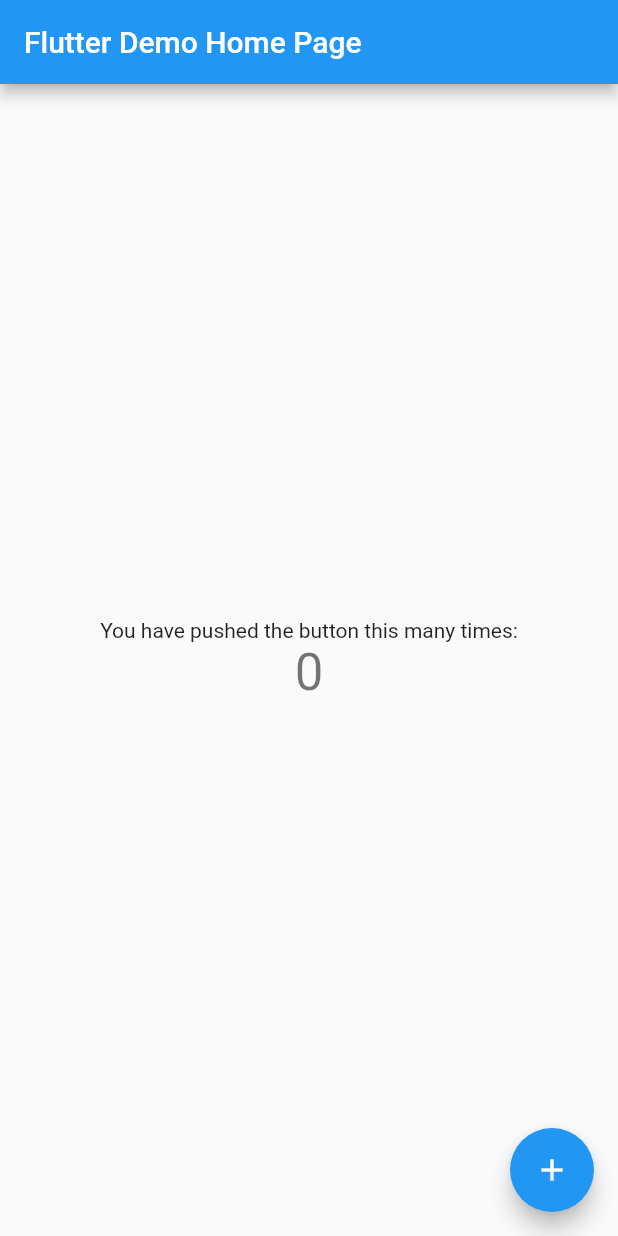
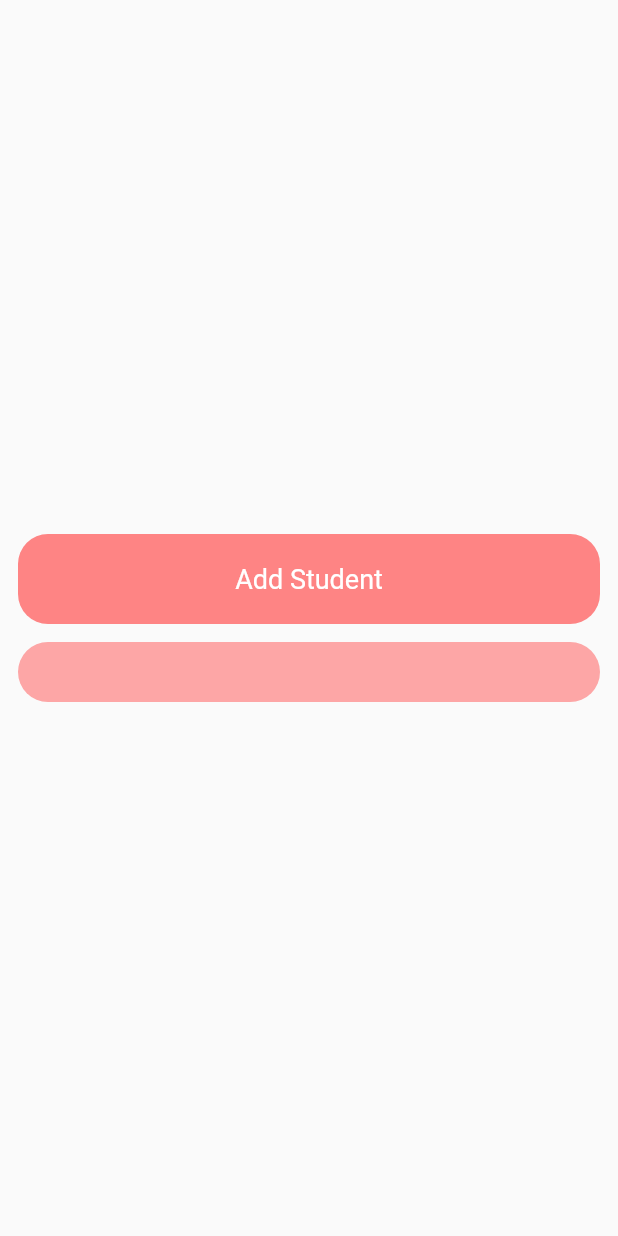
Before and after one commit to milonsheikh88/flutter_dependency_management_with_getx, a Flutter app: the screen it shows after launch, on a phone screen of 412 x 824 dp. Run offline on Flutter 3.47's test engine with Material 2 defaults, Android fonts, the phone set to English and light mode, and no system bars; our stand-ins replace get, shared_preferences.

Commit message:
Dependency Injection with put and find method.

```diff
--- /dev/null
+++ b/lib/controllers/home_controller.dart
@@ -0,0 +1,41 @@
+import 'dart:convert';
+
+import 'package:flutter_dependency_management_with_getx/controllers/shared_preference.dart';
+import 'package:get/get.dart';
+import '../models/student_model.dart';
+
+class HomeController extends GetxController {
+  var student =  StudentModel.empty().obs;
+  SharedPreference sharedPreference=Get.put(SharedPreference());
+
+  void addStudent()async{
+    var result = await addData(StudentModel(name: "Student 1 ${DateTime.now().toString()}", roll: 1));
+    if(!result){
+      return;
+    }
+    getStudent();
+  }
+
+  Future<bool> addData(StudentModel student)async{
+    return sharedPreference.add(jsonEncode(student.toJson())).then((value) => value).catchError((e)=> false);
+  }
+
+  void getStudent()async {
+    student.value = await getData();
+  }
+
+  Future<StudentModel> getData()async {
+    return sharedPreference.get().then((data){
+      if(data != null){
+        var decoded = jsonDecode(data);
+        return StudentModel.fromJson(decoded);
+      }
+      else {
+        return StudentModel.empty();
+      }
+    }).catchError((e)=>
+        StudentModel.empty()
+    );
+  }
+
+}
--- /dev/null
+++ b/lib/controllers/shared_preference.dart
@@ -0,0 +1,13 @@
+import 'package:shared_preferences/shared_preferences.dart';
+
+class SharedPreference{
+  Future<bool> add(dynamic data)async{
+    final prefs = await SharedPreferences.getInstance();
+    return await prefs.setString('student',data);
+  }
+
+  Future<dynamic> get()async {
+    final prefs = await SharedPreferences.getInstance();
+    return prefs.getString('student');
+  }
+}
--- a/lib/main.dart
+++ b/lib/main.dart
@@ -1,4 +1,5 @@
 import 'package:flutter/material.dart';
+import 'package:flutter_dependency_management_with_getx/views/home_page.dart';
 
 void main() {
   runApp(const MyApp());
@@ -11,105 +12,11 @@
   @override
   Widget build(BuildContext context) {
     return MaterialApp(
-      title: 'Flutter Demo',
+      title: 'Flutter Dependency Management With GetX',
       theme: ThemeData(
-        // This is the theme of your application.
-        //
-        // Try running your application with "flutter run". You'll see the
-        // application has a blue toolbar. Then, without quitting the app, try
-        // changing the primarySwatch below to Colors.green and then invoke
-        // "hot reload" (press "r" in the console where you ran "flutter run",
-        // or simply save your changes to "hot reload" in a Flutter IDE).
-        // Notice that the counter didn't reset back to zero; the application
-        // is not restarted.
         primarySwatch: Colors.blue,
       ),
-      home: const MyHomePage(title: 'Flutter Demo Home Page'),
+      home: HomePage(),
     );
   }
 }
-
-class MyHomePage extends StatefulWidget {
-  const MyHomePage({super.key, required this.title});
-
-  // This widget is the home page of your application. It is stateful, meaning
-  // that it has a State object (defined below) that contains fields that affect
-  // how it looks.
-
-  // This class is the configuration for the state. It holds the values (in this
-  // case the title) provided by the parent (in this case the App widget) and
-  // used by the build method of the State. Fields in a Widget subclass are
-  // always marked "final".
-
-  final String title;
-
-  @override
-  State<MyHomePage> createState() => _MyHomePageState();
-}
-
-class _MyHomePageState extends State<MyHomePage> {
-  int _counter = 0;
-
-  void _incrementCounter() {
-    setState(() {
-      // This call to setState tells the Flutter framework that something has
-      // changed in this State, which causes it to rerun the build method below
-      // so that the display can reflect the updated values. If we changed
-      // _counter without calling setState(), then the build method would not be
-      // called again, and so nothing would appear to happen.
-      _counter++;
-    });
-  }
-
-  @override
-  Widget build(BuildContext context) {
-    // This method is rerun every time setState is called, for instance as done
-    // by the _incrementCounter method above.
-    //
-    // The Flutter framework has been optimized to make rerunning build methods
-    // fast, so that you can just rebuild anything that needs updating rather
-    // than having to individually change instances of widgets.
-    return Scaffold(
-      appBar: AppBar(
-        // Here we take the value from the MyHomePage object that was created by
-        // the App.build method, and use it to set our appbar title.
-        title: Text(widget.title),
-      ),
-      body: Center(
-        // Center is a layout widget. It takes a single child and positions it
-        // in the middle of the parent.
-        child: Column(
-          // Column is also a layout widget. It takes a list of children and
-          // arranges them vertically. By default, it sizes itself to fit its
-          // children horizontally, and tries to be as tall as its parent.
-          //
-          // Invoke "debug painting" (press "p" in the console, choose the
-          // "Toggle Debug Paint" action from the Flutter Inspector in Android
-          // Studio, or the "Toggle Debug Paint" command in Visual Studio Code)
-          // to see the wireframe for each widget.
-          //
-          // Column has various properties to control how it sizes itself and
-          // how it positions its children. Here we use mainAxisAlignment to
-          // center the children vertically; the main axis here is the vertical
-          // axis because Columns are vertical (the cross axis would be
-          // horizontal).
-          mainAxisAlignment: MainAxisAlignment.center,
-          children: <Widget>[
-            const Text(
-              'You have pushed the button this many times:',
-            ),
-            Text(
-              '$_counter',
-              style: Theme.of(context).textTheme.headline4,
-            ),
-          ],
-        ),
-      ),
-      floatingActionButton: FloatingActionButton(
-        onPressed: _incrementCounter,
-        tooltip: 'Increment',
-        child: const Icon(Icons.add),
-      ), // This trailing comma makes auto-formatting nicer for build methods.
-    );
-  }
-}
--- /dev/null
+++ b/lib/models/student_model.dart
@@ -0,0 +1,21 @@
+class StudentModel {
+  String name;
+  int roll;
+
+  StudentModel({required this.name,required this.roll});
+  factory StudentModel.empty(){
+    return StudentModel(name: "", roll: -1);
+  }
+
+  factory StudentModel.fromJson(Map<String, dynamic> json) => StudentModel(
+    name: json['name']??"",
+    roll: json['roll']??"",
+  );
+
+  Map<String, dynamic> toJson() {
+    final Map<String, dynamic> data = <String, dynamic>{};
+    data['name'] = name;
+    data['roll'] = roll;
+    return data;
+  }
+}
--- /dev/null
+++ b/lib/views/home_page.dart
@@ -0,0 +1,67 @@
+import 'package:flutter/material.dart';
+import 'package:get/get.dart';
+import '../controllers/home_controller.dart';
+
+class HomePage extends StatelessWidget {
+  HomePage({Key? key}) : super(key: key);
+  HomeController homeController=Get.put(HomeController());
+
+  @override
+  Widget build(BuildContext context) {
+    return Scaffold(
+      body: Container(
+        margin: EdgeInsets.all(12),
+        height: double.maxFinite,
+        width: double.maxFinite,
+        child: Column(
+          mainAxisAlignment: MainAxisAlignment.center,
+          children: [
+            GestureDetector(
+              onTap: ()=>homeController.addStudent(),
+              child:  Container(
+                height: 60,
+                width: double.maxFinite,
+                decoration: BoxDecoration(
+                  color: Colors.redAccent.withOpacity(.70),
+                  borderRadius: BorderRadius.circular(20),
+                ),
+                child: const Center(
+                  child: Text(
+                    'Add Student',
+                    style: TextStyle(
+                      fontSize: 18,
+                      color: Colors.white,
+                    ),
+                  ),
+                ),
+              ),
+            ),
+
+            SizedBox(height: 12),
+
+            Obx((){
+              return Container(
+                height: 40,
+                width: double.maxFinite,
+                decoration: BoxDecoration(
+                  color: Colors.redAccent.withOpacity(.50),
+                  borderRadius: BorderRadius.circular(20),
+                ),
+                child: Center(
+                  child: Text(
+                    homeController.student.value.name.toString(),
+                    style: const TextStyle(
+                      fontSize: 16,
+                      color: Colors.white,
+                    ),
+                  ),
+                ),
+              );
+            })
+
+          ],
+        ),
+      ),
+    );
+  }
+}
--- a/pubspec.yaml
+++ b/pubspec.yaml
@@ -36,6 +36,8 @@
   # The following adds the Cupertino Icons font to your application.
   # Use with the CupertinoIcons class for iOS style icons.
   cupertino_icons: ^1.0.2
+  get: ^4.6.5
+  shared_preferences: ^2.0.15
 
 dev_dependencies:
   flutter_test:
@@ -47,6 +49,7 @@
   # package. See that file for information about deactivating specific lint
   # rules and activating additional ones.
   flutter_lints: ^2.0.0
+
 
 # For information on the generic Dart part of this file, see the
 # following page: https://dart.dev/tools/pub/pubspec
```
Also changed, not shown: pubspec.lock.
